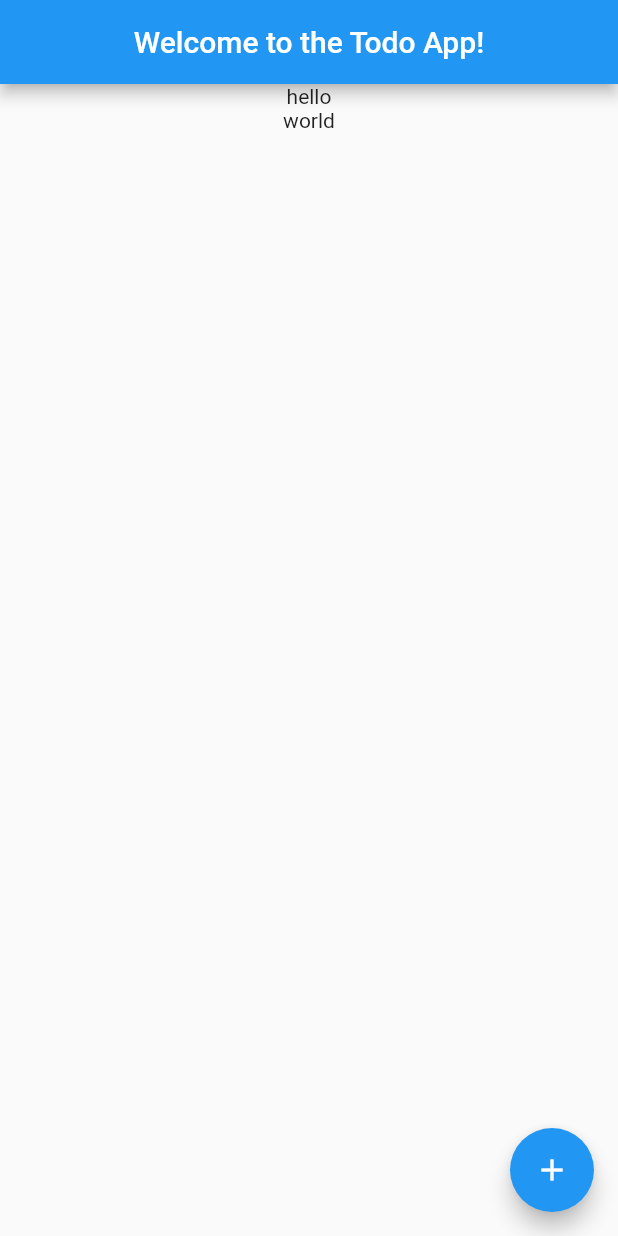
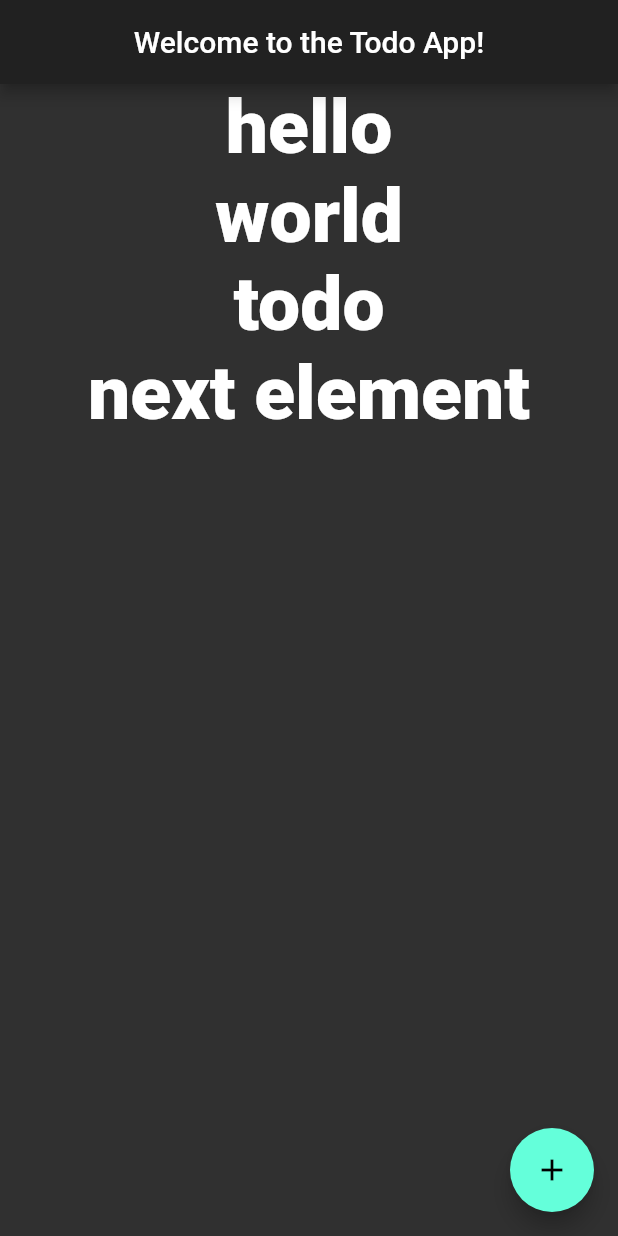
Before and after one commit to SzymanskiFilip/flutter-todo-app, a Flutter app: the screen it shows after launch, on a phone screen of 412 x 824 dp. Run offline on Flutter 3.47's test engine with Material 2 defaults, Android fonts, the phone set to English and light mode, and no system bars.

Commit message:
changed the font size weight and added more elements to the array

```diff
--- a/todo/lib/main.dart
+++ b/todo/lib/main.dart
@@ -3,11 +3,12 @@ import 'package:flutter/material.dart';
 void main() {
   runApp(MaterialApp(
     debugShowCheckedModeBanner: false,
+    theme: ThemeData.dark(),
     home: Todo(),
   ));
 }
 
-List<String> items = ['hello', 'world'];
+List<String> items = ['hello', 'world', 'todo', 'next element'];
 
 class Todo extends StatelessWidget {
   @override
@@ -26,6 +27,11 @@ class Todo extends StatelessWidget {
                   Text(
                     value,
                     key: Key(value),
+                    style: TextStyle(
+                      color: Colors.white,
+                      fontSize: 50,
+                      fontWeight: FontWeight.w800,
+                    ),
                   ),
                 ],
               )
```
